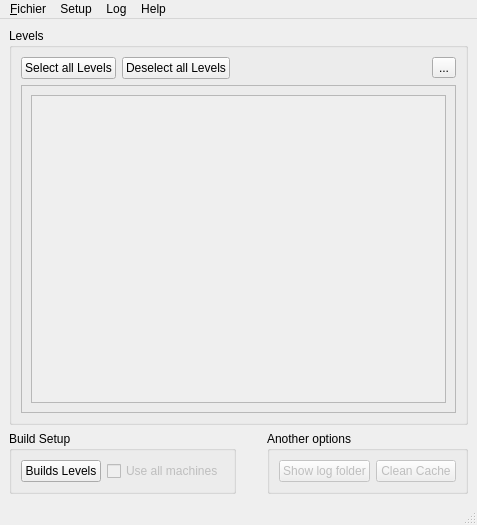
This is BatchLightUE4/Views/WindowsMainWindows.ui in shenyu0403/BatchBuildLightUE4 as Qt 5 draws it before an edit. The edited form follows.
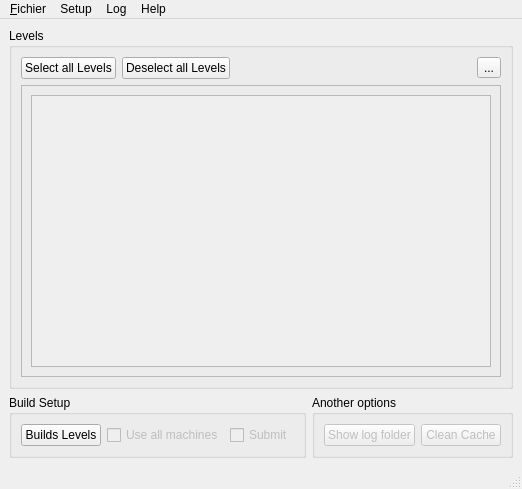
This is the edited form. Icons and pictures are not drawn.

Commit message: Add a widget "Submit"

The edit to the form file:
```diff
--- a/BatchLightUE4/Views/WindowsMainWindows.ui
+++ b/BatchLightUE4/Views/WindowsMainWindows.ui
@@ -6,8 +6,8 @@
    <rect>
     <x>0</x>
     <y>0</y>
-    <width>477</width>
-    <height>525</height>
+    <width>519</width>
+    <height>489</height>
    </rect>
   </property>
   <property name="windowTitle">
@@ -116,8 +116,8 @@
                 <rect>
                  <x>0</x>
                  <y>0</y>
-                 <width>415</width>
-                 <height>310</height>
+                 <width>457</width>
+                 <height>274</height>
                 </rect>
                </property>
                <layout class="QVBoxLayout" name="verticalLayout_2">
@@ -203,6 +203,16 @@
              </property>
             </widget>
            </item>
+           <item>
+            <widget class="QCheckBox" name="checkBox">
+             <property name="enabled">
+              <bool>false</bool>
+             </property>
+             <property name="text">
+              <string>Submit</string>
+             </property>
+            </widget>
+           </item>
           </layout>
          </item>
         </layout>
@@ -276,7 +286,7 @@
     <rect>
      <x>0</x>
      <y>0</y>
-     <width>477</width>
+     <width>519</width>
      <height>21</height>
     </rect>
    </property>
```
The commit also changes 1 other file.
